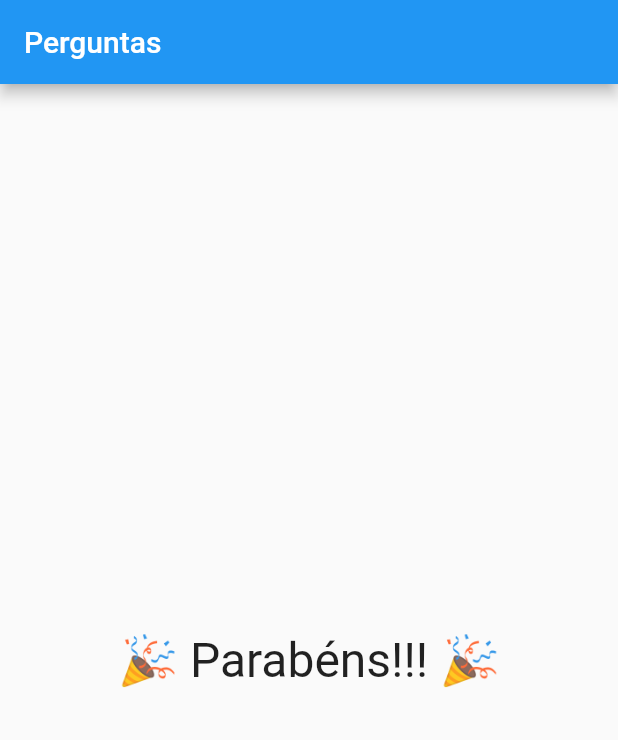
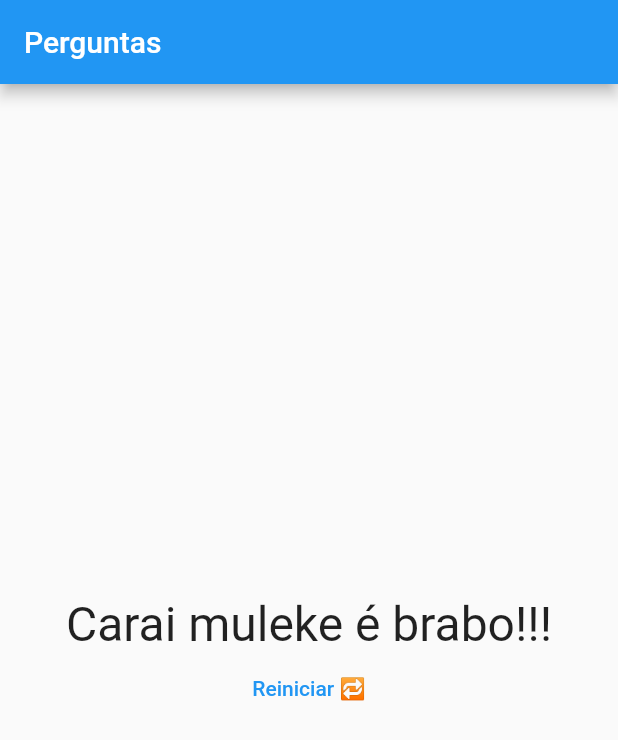
Before and after one commit to FaKeBx/curso-coder-flutter, a Flutter app: the screen it shows after launch, after a tap on "SIM", after a tap on "BÁSICO", after a tap on "!NÃO", on a phone screen of 412 x 824 dp. Shown: the top 740 px of the screen. Run offline on Flutter 3.47's test engine with Material 2 defaults, Android fonts, the light colour scheme and no system bars.

Commit message:
chore: criando sistema de pontuacao por resposta e botao de reiniciar o questionario

```diff
--- a/curso_coder/lib/main.dart
+++ b/curso_coder/lib/main.dart
@@ -37,8 +37,14 @@ class _PerguntaAppState extends State<PerguntaApp> {
   ];
 
   var _perguntaSelecionada = 0;
+  var _pontuacaoTotal = 0;
 
-  var _pontuacaoTotal = 0;
+  void _reiniciarQuestionario() {
+    setState(() {
+      _perguntaSelecionada = 0;
+      _pontuacaoTotal = 0;
+    });
+  }
 
   bool get temPerguntaSelecionada {
     return _perguntaSelecionada < _perguntas.length;
@@ -49,8 +55,6 @@ class _PerguntaAppState extends State<PerguntaApp> {
       _perguntaSelecionada++;
       _pontuacaoTotal += pontuacao;
     });
-
-    print(_pontuacaoTotal);
   }
 
   @override
@@ -65,7 +69,7 @@ class _PerguntaAppState extends State<PerguntaApp> {
                 perguntas: _perguntas,
                 perguntaSelecionada: _perguntaSelecionada,
                 responder: _responder)
-            : Resultado(),
+            : Resultado(_pontuacaoTotal, _reiniciarQuestionario),
       ),
     );
   }
--- a/curso_coder/lib/resultado.dart
+++ b/curso_coder/lib/resultado.dart
@@ -1,13 +1,38 @@
 import 'package:flutter/material.dart';
 
 class Resultado extends StatelessWidget {
+  final int pontuacao;
+  final void Function() quandoReiniciarQuestionario;
+
+  Resultado(this.pontuacao, this.quandoReiniciarQuestionario);
+
+  String get fraseResultado {
+    if (pontuacao < 15) {
+      return "Nice!";
+    } else if (pontuacao < 20) {
+      return "Tu é bom bixo!!";
+    } else if (pontuacao < 25) {
+      return "Carai muleke é brabo!!!";
+    } else {
+      return "Another Level!!!!";
+    }
+  }
+
   @override
   Widget build(BuildContext context) {
-    return const Center(
-      child: Text(
-        "🎉 Parabéns!!! 🎉",
-        style: TextStyle(fontSize: 32),
-      ),
+    return Column(
+      mainAxisAlignment: MainAxisAlignment.center,
+      children: [
+        Center(
+          child: Text(
+            fraseResultado,
+            style: const TextStyle(fontSize: 32),
+          ),
+        ),
+        TextButton(
+            onPressed: quandoReiniciarQuestionario,
+            child: const Text("Reiniciar 🔁")),
+      ],
     );
   }
 }
```
